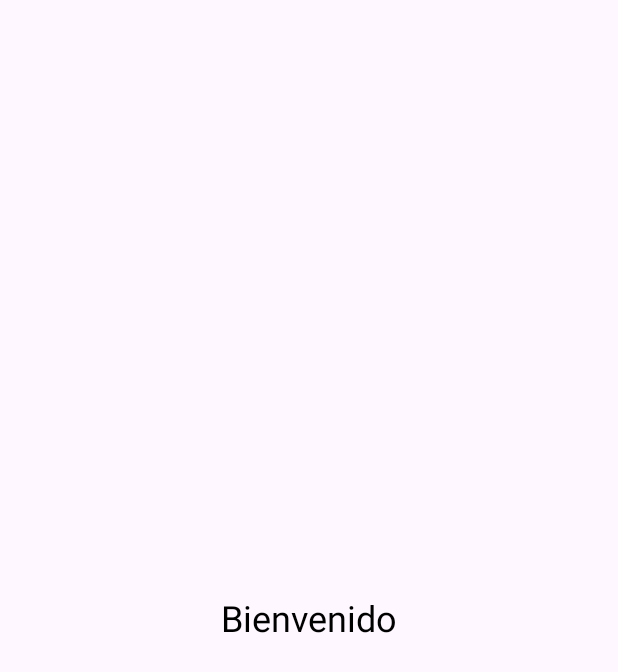
After one commit to axiliarmus/eva2_epe2_yus_ale_apli, an Android app: the layout activity_home.xml on its own in the app's theme, with its tools: preview values and no code run, on a phone screen of 412 x 824 dp. The commit adds this screen. Shown: the top 672 px of the screen. Run offline under Robolectric (Android 15) with nearby library versions, the phone set to English and light mode, and no system bars.

Commit message:
Second Activity Main OK

```diff
--- /dev/null
+++ b/app/src/main/res/layout/activity_home.xml
@@ -0,0 +1,18 @@
+<?xml version="1.0" encoding="utf-8"?>
+<RelativeLayout xmlns:android="http://schemas.android.com/apk/res/android"
+    xmlns:app="http://schemas.android.com/apk/res-auto"
+    xmlns:tools="http://schemas.android.com/tools"
+    android:layout_width="match_parent"
+    android:layout_height="match_parent"
+    android:padding="16dp"
+    tools:context=".HomeActivity">
+
+    <TextView
+        android:id="@+id/welcome_message"
+        android:layout_width="wrap_content"
+        android:layout_height="wrap_content"
+        android:text="Bienvenido"
+        android:textSize="24sp"
+        android:textColor="@color/black"
+        android:layout_centerInParent="true" />
+</RelativeLayout>
```
Also changed, not shown: app/src/main/AndroidManifest.xml (+4 -3 lines), app/src/main/java/com/example/loginapp/HomeActivity.kt (added, +20 -0 lines), app/src/main/java/com/example/loginapp/MainActivity.kt (+17 -14 lines).
